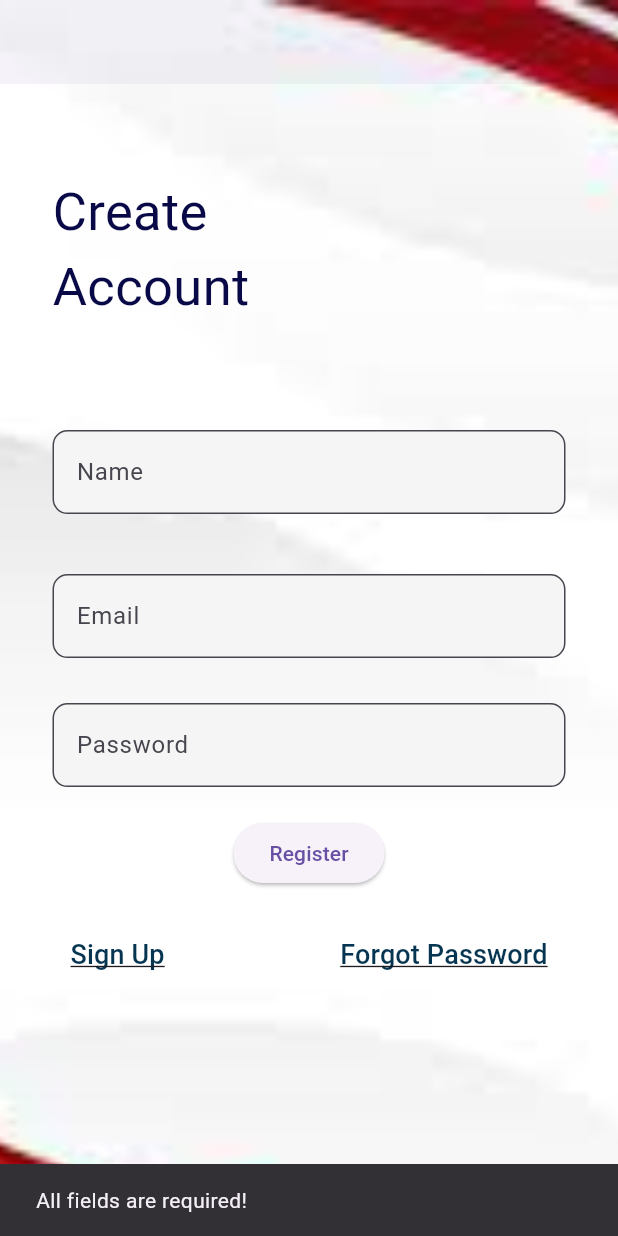
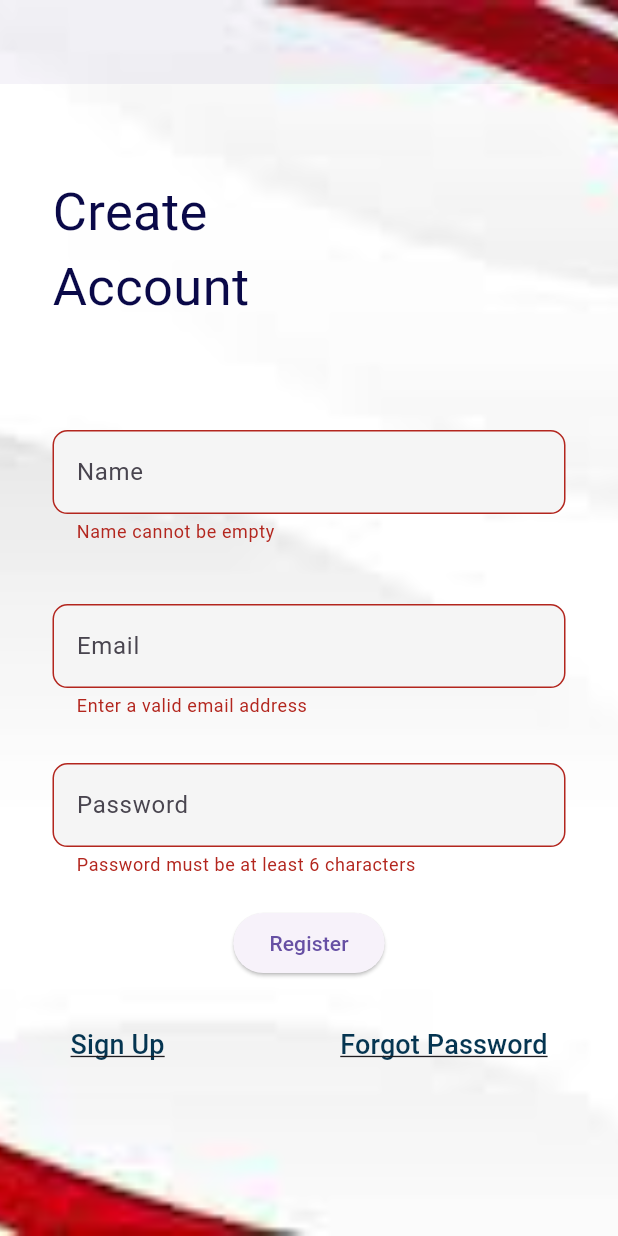
Before and after one commit to Adharsh01bomma/flutter_user_page, a Flutter app: the screen it shows after launch, after a tap on "Register", on a phone screen of 412 x 824 dp. Run offline on Flutter 3.47's test engine with Material 3 defaults, Android fonts, the light colour scheme and no system bars; missing offline and left inert: postgres.

Commit message:
changes in validation part

```diff
--- a/lib/main.dart
+++ b/lib/main.dart
@@ -20,7 +20,17 @@ class MyApp extends StatelessWidget {
       routes: {
         '/register': (context) => const MyRegister(),
         '/login': (context) => const MyLogin(),
-        '/user_details': (context) => const UserDetailspage(),
+      },
+      onGenerateRoute: (settings) {
+        if (settings.name == '/user_details') {
+          final args = settings.arguments as Map<String, dynamic>?;
+          final email = args?['email'] as String;
+
+          return MaterialPageRoute(
+            builder: (context) => UserDetailspage(email: email),
+          );
+        }
+        return null; // Return null if route doesn't match
       },
     );
   }
--- a/lib/register.dart
+++ b/lib/register.dart
@@ -9,19 +9,14 @@ class MyRegister extends StatefulWidget {
 }
 
 class _MyRegisterState extends State<MyRegister> {
+  final _formKey = GlobalKey<FormState>();
   final _nameController = TextEditingController();
   final _emailController = TextEditingController();
   final _passwordController = TextEditingController();
   final UserDatabase _db = UserDatabase();
 
-  @override
-  void initState() {
-    super.initState();
-    // _db.connectToDatabase();
-  }
-
   void _registerUser() async {
-    print("HI Adharsh");
+    //print("HI Adharsh");
     String name = _nameController.text;
     String email = _emailController.text;
     String password = _passwordController.text;
@@ -30,14 +25,13 @@ class _MyRegisterState extends State<MyRegister> {
     print(email);
     print(password);
 
-    if (name.isNotEmpty && email.isNotEmpty && password.isNotEmpty) {
-      print("inside if condition");
-      await _db.registerUser(name, email, password);
-
-      Navigator.pushReplacementNamed(context, '/login');
-    } else {
-      ScaffoldMessenger.of(context)
-          .showSnackBar(SnackBar(content: Text('All fields are required!')));
+    if (_formKey.currentState!.validate()) {
+      await _db.registerUser(
+        _nameController.text,
+        _emailController.text,
+        _passwordController.text,
+      );
+      Navigator.pushNamed(context, '/login');
     }
   }
 
@@ -69,9 +63,11 @@ class _MyRegisterState extends State<MyRegister> {
                     top: MediaQuery.of(context).size.height * 0.28,
                     right: 35,
                     left: 35),
+                child: Form(
+                  key: _formKey,
                   child: Column(
                     children: [
-                    TextField(
+                      TextFormField(
                           controller: _nameController,
                           decoration: InputDecoration(
                               fillColor: Colors.grey.shade100,
@@ -79,11 +75,16 @@ class _MyRegisterState extends State<MyRegister> {
                               hintText: 'Name',
                               border: OutlineInputBorder(
                                   borderRadius: BorderRadius.circular(10))),
-                    ),
+                          validator: (value) {
+                            if (value == null || value.isEmpty) {
+                              return 'Name cannot be empty';
+                            }
+                            return null;
+                          }),
                       const SizedBox(
                         height: 40,
                       ),
-                    TextField(
+                      TextFormField(
                         controller: _emailController,
                         decoration: InputDecoration(
                             fillColor: Colors.grey.shade100,
@@ -91,11 +92,19 @@ class _MyRegisterState extends State<MyRegister> {
                             hintText: 'Email',
                             border: OutlineInputBorder(
                                 borderRadius: BorderRadius.circular(10))),
+                        validator: (value) {
+                          final RegExp emailRegex =
+                              RegExp(r'^[\w-\.]+@([\w-]+\.)+[\w-]{2,4}$');
+                          if (value == null || !emailRegex.hasMatch(value)) {
+                            return 'Enter a valid email address';
+                          }
+                          return null;
+                        },
                       ),
                       const SizedBox(
                         height: 30,
                       ),
-                    TextField(
+                      TextFormField(
                         controller: _passwordController,
                         obscureText: true,
                         decoration: InputDecoration(
@@ -104,6 +113,12 @@ class _MyRegisterState extends State<MyRegister> {
                             hintText: 'Password',
                             border: OutlineInputBorder(
                                 borderRadius: BorderRadius.circular(10))),
+                        validator: (value) {
+                          if (value == null || value.length < 6) {
+                            return 'Password must be at least 6 characters';
+                          }
+                          return null;
+                        },
                       ),
                       const SizedBox(
                         height: 20,
@@ -145,6 +160,7 @@ class _MyRegisterState extends State<MyRegister> {
                     ],
                   ),
                 ),
+              ),
             )
           ],
         ),
--- a/lib/user_detailspage.dart
+++ b/lib/user_detailspage.dart
@@ -2,7 +2,9 @@ import 'package:flutter/material.dart';
 import 'package:flutter_user_page/user_database.dart';
 
 class UserDetailspage extends StatefulWidget {
-  const UserDetailspage({super.key});
+  final String email;
+
+  const UserDetailspage({required this.email, Key? key}) : super(key: key);
 
   @override
   State<UserDetailspage> createState() => _UserDetailspageState();
@@ -19,14 +21,14 @@ class _UserDetailspageState extends State<UserDetailspage> {
   }
 
   void _fetchUserDetails() async {
-    final details = await _db.getUserDetails();
+    final details = await _db.getUserDetails(widget.email);
     setState(() {
       _userDetails = details;
     });
   }
 
   void _deleteAccount() async {
-    await _db.deleteUser();
+    await _db.deleteUser(widget.email);
     Navigator.pushReplacementNamed(context, '/register');
   }
 
```
Also changed, not shown: lib/login.dart (+43 -13 lines), lib/user_database.dart (+38 -6 lines). Lines whose indentation alone changed are shown as unchanged.
